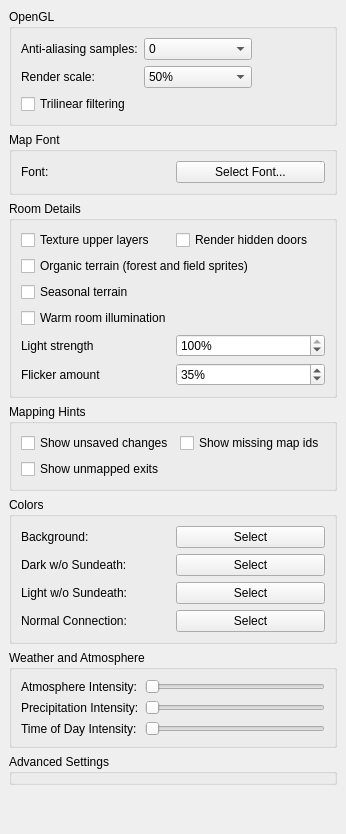
Sunnyl75/MMapper, file src/preferences/graphicspage.ui: the form before one commit.
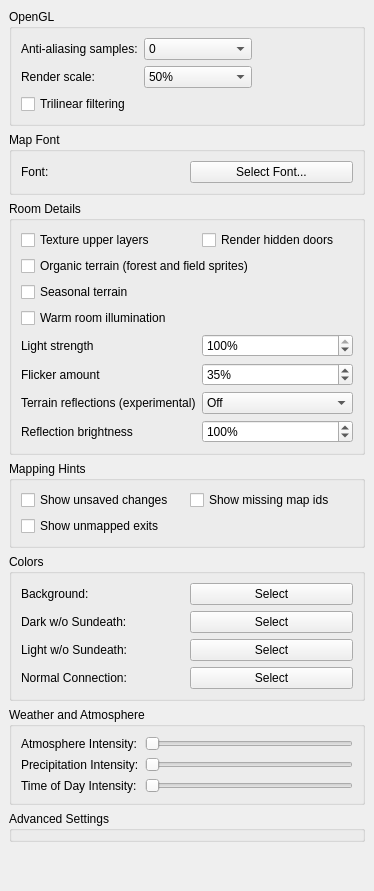
The form after the commit.

Commit message: Checkpoint terrain reflections, moonlight and bundled regional artwork

Diff of the .ui file:
```diff
--- a/src/preferences/graphicspage.ui
+++ b/src/preferences/graphicspage.ui
@@ -215,6 +215,15 @@
       <item row="4" column="1"><widget class="QSpinBox" name="roomLightStrength"><property name="suffix"><string>%</string></property><property name="maximum"><number>100</number></property><property name="value"><number>100</number></property></widget></item>
       <item row="5" column="0"><widget class="QLabel" name="roomLightFlickerLabel"><property name="text"><string>Flicker amount</string></property><property name="buddy"><cstring>roomLightFlicker</cstring></property></widget></item>
       <item row="5" column="1"><widget class="QSpinBox" name="roomLightFlicker"><property name="suffix"><string>%</string></property><property name="toolTip"><string>Each room has its own brightness, warmth, phase and speed. Set to zero for steady light.</string></property><property name="maximum"><number>100</number></property><property name="value"><number>35</number></property></widget></item>
+      <item row="6" column="0"><widget class="QLabel" name="terrainReflectionsLabel"><property name="text"><string>Terrain reflections (experimental)</string></property></widget></item>
+      <item row="6" column="1"><widget class="QComboBox" name="terrainReflections">
+       <item><property name="text"><string>Off</string></property></item>
+       <item><property name="text"><string>Reflectivity mask</string></property></item>
+       <item><property name="text"><string>Mask and normal map</string></property></item>
+      </widget></item>
+      <item row="7" column="0"><widget class="QLabel" name="terrainReflectionStrengthLabel"><property name="text"><string>Reflection brightness</string></property></widget></item>
+      <item row="7" column="1"><widget class="QSpinBox" name="terrainReflectionStrength"><property name="suffix"><string>%</string></property><property name="maximum"><number>200</number></property><property name="value"><number>100</number></property></widget></item>
+
       <item row="2" column="0" colspan="2">
        <widget class="QCheckBox" name="seasonalTerrain">
         <property name="text"><string>Seasonal terrain</string></property>
```
The commit also changes 81 other files.
